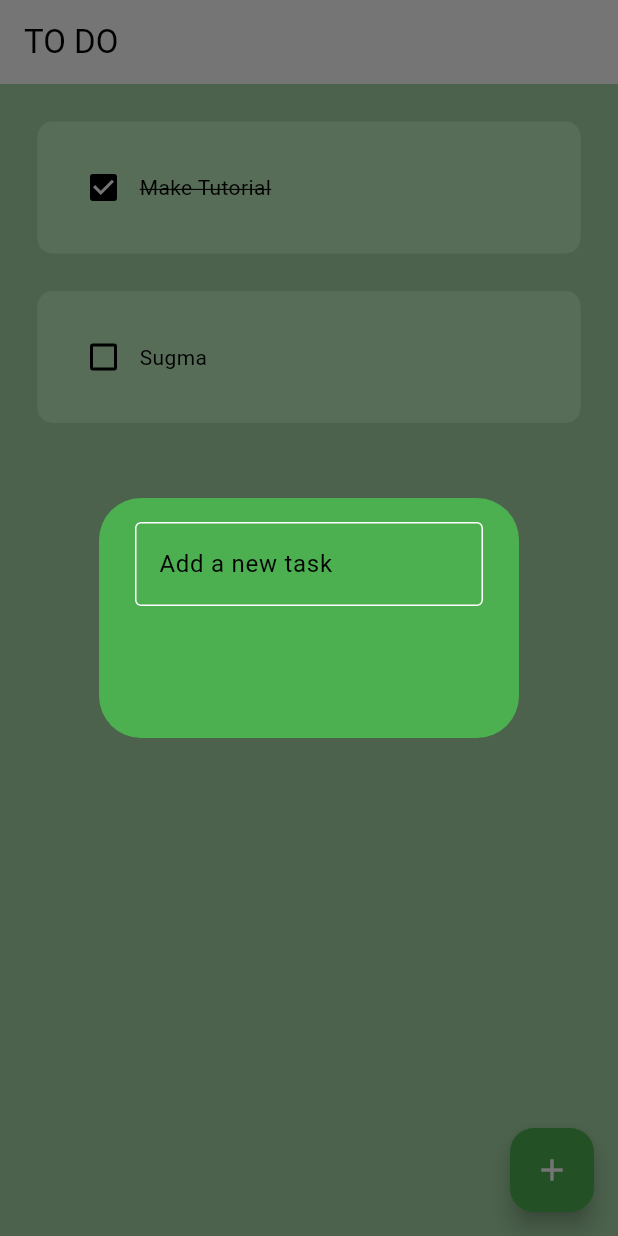
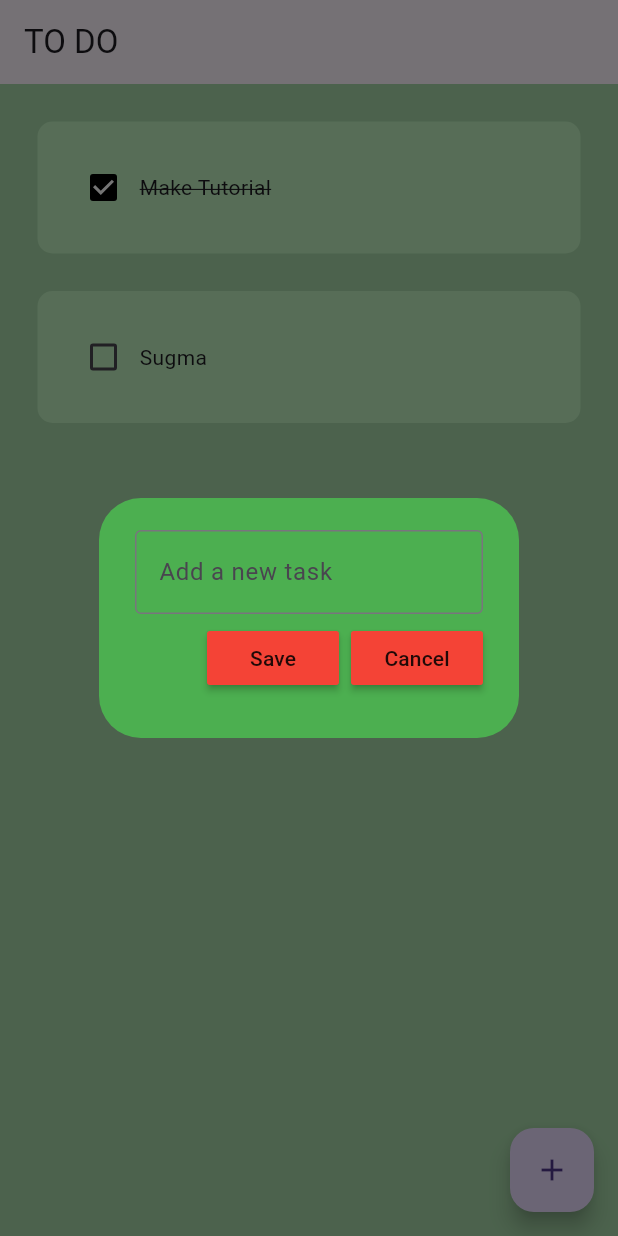
Before and after one commit to Kemberz/to_do_list_test1, a Flutter app: the screen it shows after launch, after a tap on the "add" icon, on a phone screen of 412 x 824 dp. Run offline on Flutter 3.47's test engine with Material 3 defaults, Android fonts, the light colour scheme and no system bars; drawn by our look-alikes of flutter_slidable.

Commit message:
updated dependency, can fully create and delete tasks

```diff
--- a/lib/main.dart
+++ b/lib/main.dart
@@ -13,8 +13,8 @@ class MainApp extends StatelessWidget {
     return MaterialApp(
       debugShowCheckedModeBanner: false,
       home: HomePage(),
-      //theme: ThemeData(primarySwatch: Colors.yellow),
-      theme: ThemeData(colorScheme:  ColorScheme.fromSwatch(primarySwatch: Colors.green)),
+      theme: ThemeData(primarySwatch: Colors.yellow),
+      //theme: ThemeData(colorScheme:  ColorScheme.fromSwatch(primarySwatch: Colors.green)),
     );
   }
 }
--- a/lib/pages/home_page.dart
+++ b/lib/pages/home_page.dart
@@ -10,6 +10,9 @@ class HomePage extends StatefulWidget {
 }
 
 class _HomePageState extends State<HomePage> {
+
+  //text controller
+  final _controller = TextEditingController();
 
   //list of todo tasks
   List toDoList = [
@@ -24,12 +27,32 @@ class _HomePageState extends State<HomePage> {
     });
   }
 
+  //save new task
+  void saveNewTask() {
+    setState(() {
+      toDoList.add([_controller.text, false]);
+      _controller.clear();
+    });
+    Navigator.of(context).pop();
+  }
+
   //create a new task
   void createNewTask() {
     showDialog(
       context: context,
       builder: (context) {
-        return DialogBox();
+        return DialogBox(
+          controller: _controller,
+          onSave: saveNewTask,
+          onCancel: () => Navigator.of(context).pop(),
+        );
+    });
+  }
+
+  //delete task
+  void deleteTask(int index) {
+    setState(() {
+      toDoList.removeAt(index);
     });
   }
 
@@ -52,6 +75,7 @@ class _HomePageState extends State<HomePage> {
           taskName: toDoList[index] [0],
           taskCompleted: toDoList[index] [1],
           onChanged: (value) => checkBoxChanged(value, index),
+          deleteFunction: (context) => deleteTask(index),
         );
       },
     )
--- a/lib/util/dialog_box.dart
+++ b/lib/util/dialog_box.dart
@@ -1,7 +1,17 @@
 import 'package:flutter/material.dart';
+import 'package:to_do_list_test/util/my_button.dart';
 
 class DialogBox extends StatelessWidget {
-  const DialogBox({super.key});
+  final controller;
+  VoidCallback onSave;
+  VoidCallback onCancel;
+
+  DialogBox({
+    super.key,
+    required this.controller,
+    required this.onSave,
+    required this.onCancel,
+  });
 
   @override
   Widget build(BuildContext context) {
@@ -9,20 +19,29 @@ class DialogBox extends StatelessWidget {
       backgroundColor: Colors.green,
       content: Container(
         height: 120,
-        child: Column(children: [
+        child: Column(
+          mainAxisAlignment: MainAxisAlignment.spaceEvenly,
+          children: [
           TextField(
-            decoration: InputDecoration(
+            controller: controller,
+            decoration: const InputDecoration(
               border: OutlineInputBorder(),
-              hintText: "Add a new task",
+               hintText: "Add a new task",
             ),
           ),
 
           //buttons: save and cancel
-          Row(children: [
+          Row(
+            mainAxisAlignment: MainAxisAlignment.end,
+            children: [
             //save button
+            MyButton(text: "Save",onPressed: onSave,),
+
+            const SizedBox(width: 8),
 
             //cancel button
-          ],)
+            MyButton(text: "Cancel",onPressed: onCancel,),
+          ],),
         ],),
       ),
     );
--- a/lib/util/my_button.dart
+++ b/lib/util/my_button.dart
@@ -3,7 +3,7 @@ import 'package:flutter/material.dart';
 class MyButton extends StatelessWidget {
   final String text;
   VoidCallback onPressed;
-  const MyButton({
+  MyButton({
     super.key,
     required this.text,
     required this.onPressed,
@@ -13,7 +13,8 @@ class MyButton extends StatelessWidget {
   Widget build(BuildContext context) {
     return MaterialButton(
       onPressed: onPressed,
-      color: Theme.of(context).primaryColor,
+      //color: Theme.of(context).primaryColor,
+      color: Colors.red,
       child: Text(text),
     );
   }
--- a/lib/util/todo_tile.dart
+++ b/lib/util/todo_tile.dart
@@ -1,20 +1,35 @@
 import 'package:flutter/material.dart';
+import 'package:flutter_slidable/flutter_slidable.dart';
 
 class ToDoTile extends StatelessWidget {
   final String taskName;
   final bool taskCompleted;
   Function(bool?)? onChanged;
+  Function(BuildContext)? deleteFunction;
 
   ToDoTile({super.key,
     required this.taskName,
     required this.taskCompleted,
-    required this.onChanged
+    required this.onChanged,
+    required this.deleteFunction,
   });
 
   @override
   Widget build(BuildContext context) {
     return Padding(
       padding: const EdgeInsets.only(left: 25.0, right: 25.0, top: 25.0),
+      child: Slidable(
+        endActionPane: ActionPane(
+          motion: StretchMotion(),
+          children: [
+            SlidableAction(
+              onPressed: deleteFunction,
+              icon: Icons.delete,
+              backgroundColor: Colors.red,
+              borderRadius: BorderRadius.circular(12),
+            )
+          ],
+        ),
         child: Container(
           padding: EdgeInsets.all(20.0),
           decoration: BoxDecoration(
@@ -42,6 +57,7 @@ class ToDoTile extends StatelessWidget {
             ],
           ),
         ),
+      ),
     );
   }
 }
--- a/pubspec.yaml
+++ b/pubspec.yaml
@@ -9,6 +9,7 @@ environment:
 dependencies:
   flutter:
     sdk: flutter
+  flutter_slidable: ^3.1.0
 
 dev_dependencies:
   flutter_test:
```
Also changed, not shown: pubspec.lock. Lines whose indentation alone changed are shown as unchanged.
